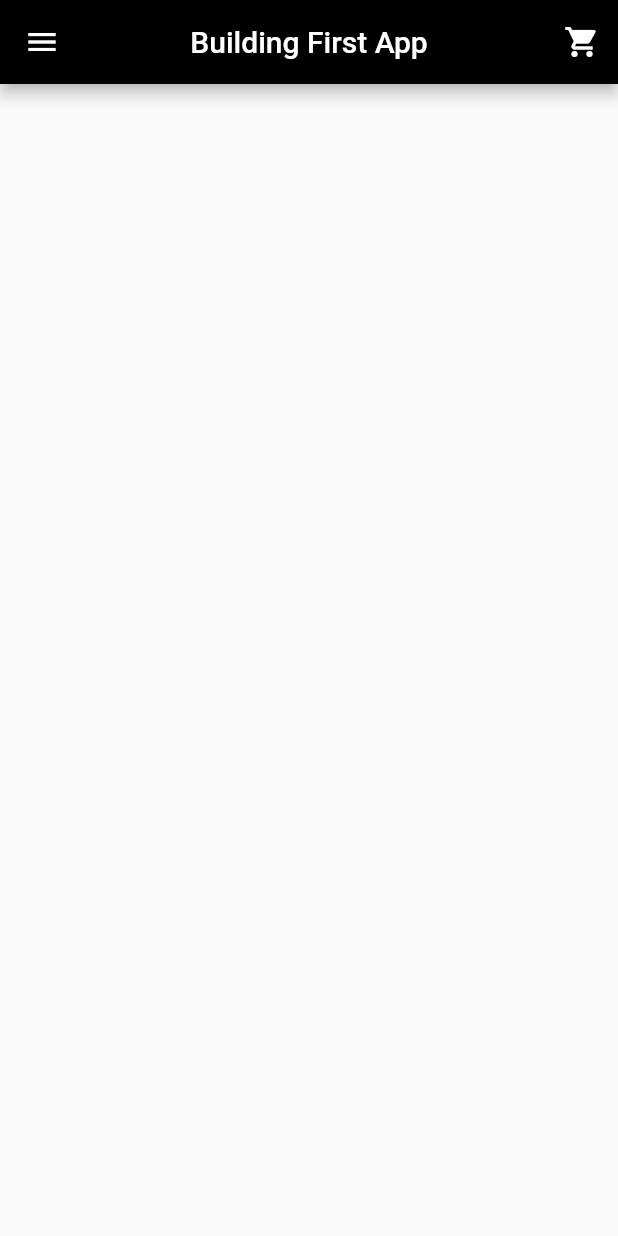
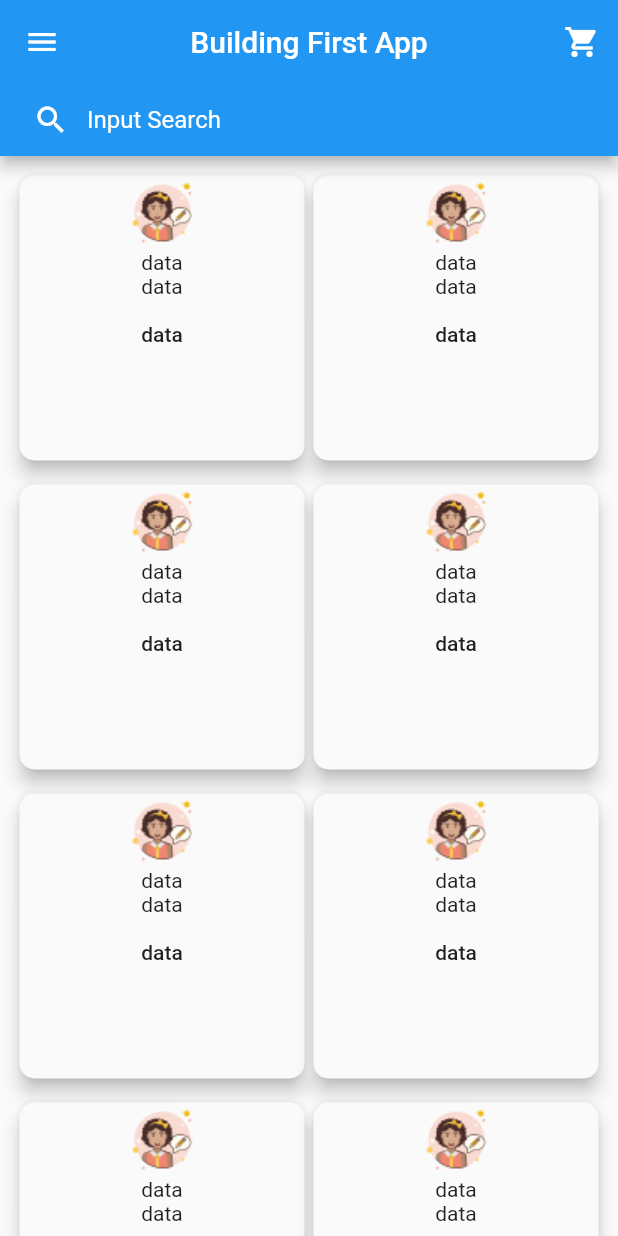
Before and after one commit to ShahzadUmarBaig/ECommerceMobApp, a Flutter app: the screen it shows after launch, on a phone screen of 412 x 824 dp. Run offline on Flutter 3.47's test engine with Material 2 defaults, Android fonts, the phone set to English and light mode, and no system bars.

Commit message:
new Commit

```diff
--- a/lib/mainbody.dart
+++ b/lib/gridviewbuilder.dart
@@ -1,7 +1,7 @@
 import 'package:flutter/material.dart';
 
-class MainBody extends StatelessWidget {
-  const MainBody({Key key}) : super(key: key);
+class MyGridView extends StatelessWidget {
+  const MyGridView({Key key}) : super(key: key);
 
   @override
   Widget build(BuildContext context) {
--- /dev/null
+++ b/lib/item.dart
@@ -0,0 +1,59 @@
+import 'package:flutter/material.dart';
+
+class Item extends StatelessWidget {
+  Item({Key key}) : super(key: key);
+
+  var sizeBoxHeight;
+  var sizeBoxWidth;
+
+  _getSizes() {
+    final RenderBox renderBoxRed = _globalKey.currentContext.findRenderObject();
+    sizeBoxHeight = renderBoxRed.size.height;
+    sizeBoxWidth = renderBoxRed.size.width;
+  }
+
+  GlobalKey _globalKey = GlobalKey();
+
+  final name = '';
+
+  @override
+  Widget build(BuildContext context) {
+    Size screenSize = MediaQuery.of(context).size;
+
+    return Container(
+      margin: EdgeInsets.all(3),
+      child: Material(
+        borderRadius: BorderRadius.circular(10),
+        elevation: 5.0,
+        child: InkWell(
+          onTap: () {
+            _getSizes();
+            print("$sizeBoxWidth,$sizeBoxHeight,$screenSize");
+          },
+          child: Container(
+              width: sizeBoxWidth,
+              height: sizeBoxHeight,
+              key: _globalKey,
+              child: Column(
+                children: <Widget>[
+                  Image(
+                    width: sizeBoxWidth,
+                    height: sizeBoxHeight,
+                    image: AssetImage('assets/images/myPick.png'),
+                  ),
+                  Text("data"),
+                  Text("data"),
+                  FlatButton(
+                    child: Text("data"),
+                    onPressed: () {
+                      _getSizes();
+                      print("$sizeBoxWidth,$sizeBoxHeight,$screenSize");
+                    },
+                  )
+                ],
+              )),
+        ),
+      ),
+    );
+  }
+}
--- a/lib/main.dart
+++ b/lib/main.dart
@@ -1,17 +1,24 @@
 import 'package:flutter/material.dart';
 import 'package:pointofsale/drawer.dart';
-import 'package:pointofsale/mainbody.dart';
+import 'package:pointofsale/item.dart';
+
+import 'package:pointofsale/scrollview.dart';
 
 void main() => runApp(MaterialApp(
-      theme: ThemeData(primaryColor: Colors.black),
+      theme: ThemeData(primaryColor: Colors.blue),
       debugShowCheckedModeBanner: false,
       title: 'myPage',
-      home: MyApp(),
+      home: MainScreen(),
     ));
 
-class MyApp extends StatelessWidget {
-  const MyApp({Key key}) : super(key: key);
+class MainScreen extends StatefulWidget {
+  MainScreen({Key key}) : super(key: key);
 
+  @override
+  MainScreenState createState() => MainScreenState();
+}
+
+class MainScreenState extends State<MainScreen> {
   final _username = 'Shahzad Umar Baig';
 
   @override
@@ -25,9 +32,37 @@ class MyApp extends StatelessWidget {
             icon: Icon(Icons.shopping_cart),
             onPressed: () {},
           )
-          ]),
+        ],
+        bottom: PreferredSize(
+          preferredSize: const Size.fromHeight(48.0),
+          child: Theme(
+            data: Theme.of(context).copyWith(accentColor: Colors.white),
+            child: Container(
+              height: 48.0,
+              alignment: Alignment.center,
+              child: Padding(
+                padding: EdgeInsets.all(10),
+                child: TextField(
+                  style: TextStyle(color: Colors.white),
+                  decoration: InputDecoration(
+                      contentPadding: EdgeInsets.symmetric(
+                        vertical: 9.5,
+                      ),
+                      hintText: "Input Search",
+                      hintStyle: TextStyle(color: Colors.white),
+                      prefixIcon: Icon(
+                        Icons.search,
+                        color: Colors.white,
+                      ),
+                      border: InputBorder.none),
+                ),
+              ),
+            ),
+          ),
+        ),
+      ),
       drawer: MyDrawer(_username),
-      body: MainBody(),
+      body: MyScrollView(),
     );
   }
 }
--- /dev/null
+++ b/lib/scrollview.dart
@@ -0,0 +1,28 @@
+import 'package:flutter/material.dart';
+import 'package:pointofsale/item.dart';
+
+class MyScrollView extends StatefulWidget {
+  MyScrollView({Key key}) : super(key: key);
+
+  @override
+  _MyScrollViewState createState() => _MyScrollViewState();
+}
+
+class _MyScrollViewState extends State<MyScrollView> {
+  @override
+  Widget build(BuildContext context) {
+    return GridView.count(
+      mainAxisSpacing: 10,
+      padding: EdgeInsets.all(10),
+      // Create a grid with 2 columns. If you change the scrollDirection to
+      // horizontal, this produces 2 rows.
+      crossAxisCount: 2,
+      // Generate 100 widgets that display their index in the List.
+      children: List.generate(100, (index) {
+        return GridTile(
+          child: Item(),
+        );
+      }),
+    );
+  }
+}
```
Also changed, not shown: 1 other file. Lines whose indentation alone changed are shown as unchanged.
